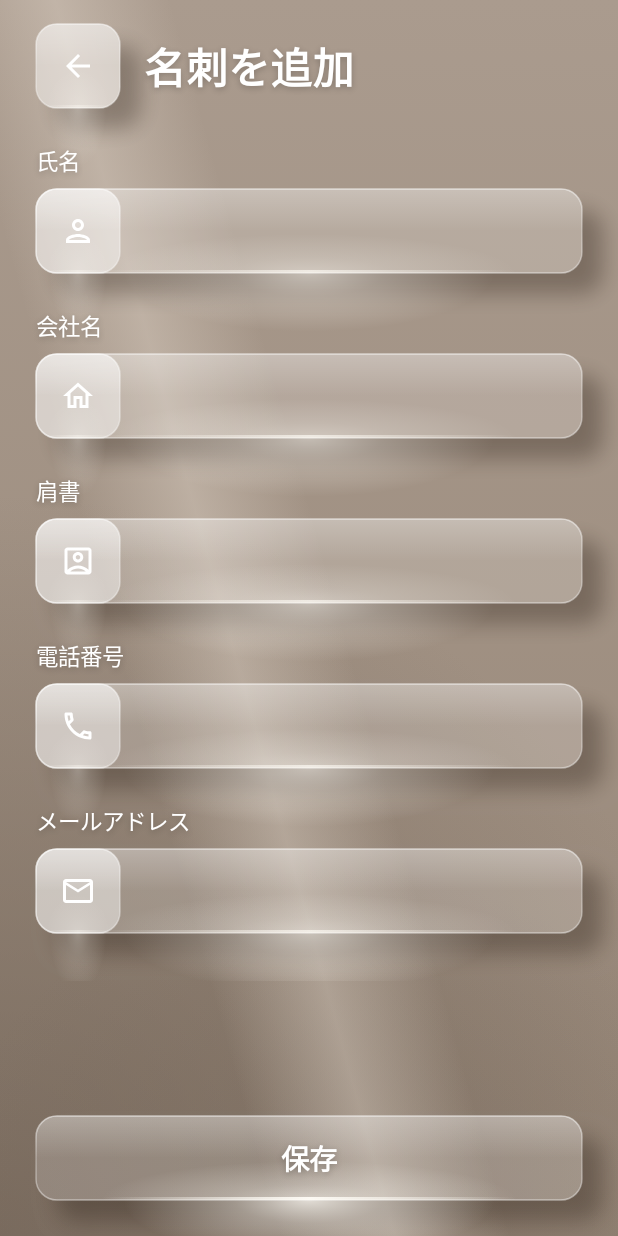
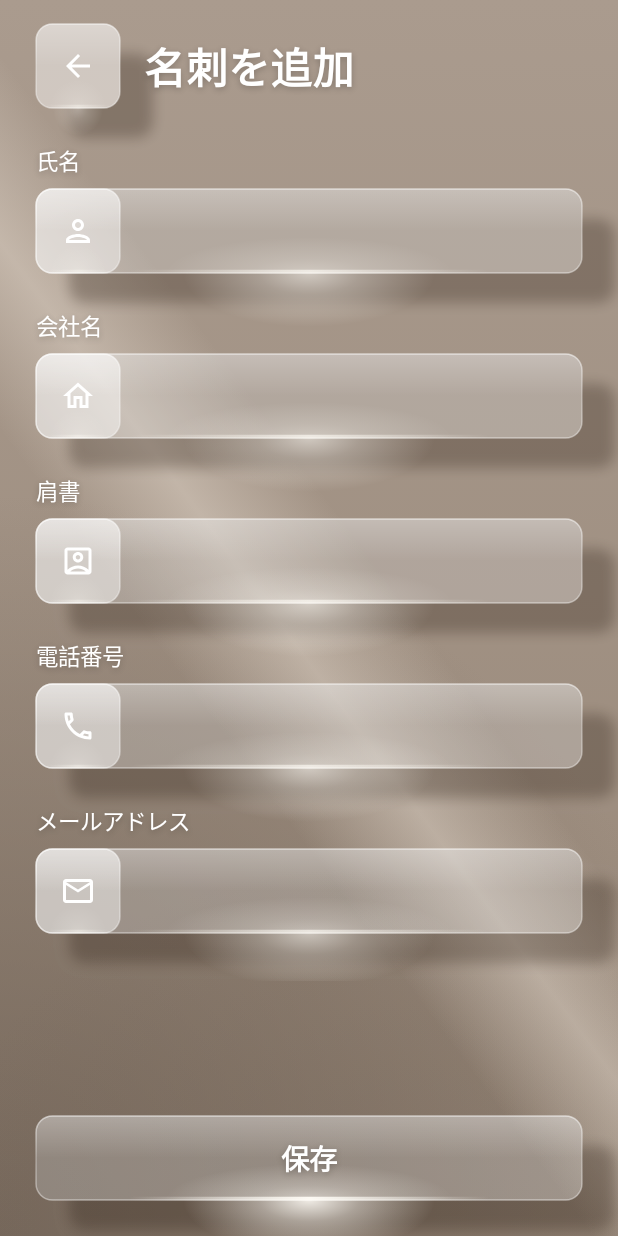
Before and after one commit to amgm-masamune/profile-app-android-claude-mobile, an Android app built with Jetpack Compose: the screen it shows after launch (MainActivity), after a tap on "名刺を追加", on a phone screen of 412 x 824 dp. Run offline under Robolectric (Android 15) with nearby library versions, the phone set to English and light mode, and no system bars; our stand-ins replace Dagger/Hilt's generated code, Room's generated code.

```diff
--- a/app/src/main/java/com/example/businesscard/ui/component/ComponentPreviews.kt
+++ b/app/src/main/java/com/example/businesscard/ui/component/ComponentPreviews.kt
@@ -119,7 +119,7 @@ private fun CatalogRow(
 ) {
     Row(
         modifier = Modifier.fillMaxWidth(),
-        horizontalArrangement = Arrangement.spacedBy(28.dp),
+        horizontalArrangement = Arrangement.spacedBy(32.dp),
     ) {
         Box(Modifier.weight(1f)) { left() }
         Box(Modifier.weight(1f)) { right() }
--- a/app/src/main/java/com/example/businesscard/ui/component/GlassControls.kt
+++ b/app/src/main/java/com/example/businesscard/ui/component/GlassControls.kt
@@ -25,7 +25,6 @@ import androidx.compose.runtime.remember
 import androidx.compose.ui.Alignment
 import androidx.compose.ui.Modifier
 import androidx.compose.ui.draw.clip
-import androidx.compose.ui.graphics.Color
 import androidx.compose.ui.graphics.SolidColor
 import androidx.compose.ui.graphics.vector.ImageVector
 import androidx.compose.ui.semantics.Role
@@ -114,7 +113,9 @@ fun GlassButton(
 
 /**
  * 四角いアイコンボタン(見本の「Icon button」の明るいタイル)。
- * `primary = true` のときは主ボタンと同じだけ強く光る。
+ *  - Secondary(既定): 明るいタイル。戻るなど
+ *  - Primary: 明るいタイル + 主ボタンと同じ強い光。編集など、その画面の主操作
+ *  - Danger: 危険色のアイコン。明るいタイルの上では危険色が読めないので、膜はふつうのガラスにする
  */
 @Composable
 fun GlassIconButton(
@@ -122,19 +123,24 @@ fun GlassIconButton(
     icon: ImageVector,
     contentDescription: String,
     modifier: Modifier = Modifier,
-    primary: Boolean = false,
-    tint: Color = SoftGlassTheme.colors.ink,
+    style: GlassButtonStyle = GlassButtonStyle.Secondary,
 ) {
     val c = SoftGlassTheme.colors
     val interaction = remember { MutableInteractionSource() }
     val pressed by interaction.collectIsPressedAsState()
+    val fill = when {
+        style == GlassButtonStyle.Danger -> if (pressed) c.glassPressed else c.glass
+        pressed -> c.glassTile.copy(alpha = 0.6f)
+        else -> c.glassTile
+    }
+    val tint = if (style == GlassButtonStyle.Danger) c.danger else c.ink
     Box(
         modifier = modifier
             .size(SoftGlassSize.iconButton)
             .glassSurface(
                 shape = SoftGlassShapes.control,
-                fill = if (pressed) c.glassTile.copy(alpha = 0.6f) else c.glassTile,
-                glow = if (primary || pressed) GlassGlow.Strong else GlassGlow.Soft,
+                fill = fill,
+                glow = if (style == GlassButtonStyle.Primary || pressed) GlassGlow.Strong else GlassGlow.Soft,
             )
             .clip(SoftGlassShapes.control)
             .clickable(
--- a/app/src/main/java/com/example/businesscard/ui/component/GlassSelection.kt
+++ b/app/src/main/java/com/example/businesscard/ui/component/GlassSelection.kt
@@ -174,11 +174,11 @@ private fun GlassSegmentRow(
             ) {
                 Text(
                     text = option,
-                    style = SoftGlassType.button,
+                    style = SoftGlassType.field,
                     color = if (selected) c.ink else c.inkFaint,
                     maxLines = 1,
                     overflow = TextOverflow.Ellipsis,
-                    modifier = Modifier.padding(horizontal = 8.dp),
+                    modifier = Modifier.padding(horizontal = 4.dp),
                 )
             }
         }
--- a/app/src/main/java/com/example/businesscard/ui/component/SoftGlassSurface.kt
+++ b/app/src/main/java/com/example/businesscard/ui/component/SoftGlassSurface.kt
@@ -64,7 +64,7 @@ enum class GlowEdge { Bottom, Top }
  * すりガラスの部品を描く Modifier。見本の部品は、次の6層でできている。
  *
  * 1. 壁に落ちる影 … 右下にずれた柔らかい影(部品の外側だけに描き、ガラス越しに透けないようにする)
- * 2. 壁に漏れる光 … 光る辺の外側に広がる楕円の光
+ * 2. 壁に漏れる光 … 光る辺の外側に広がる楕円の光(壁から浮いている部品だけ)
  * 3. ガラスの膜   … 白の薄い膜 + 上端のつや
  * 4. 内側の光     … 光る辺の内側にたまる光
  * 5. 縁           … 1dpの白い縁(上が明るい)
@@ -107,10 +107,11 @@ fun Modifier.glassSurface(
 
         val edgeY = if (glowEdge == GlowEdge.Bottom) size.height else 0f
         val glowCenter = Offset(size.width / 2f, edgeY)
-        val outerRadiusX = size.width * 0.34f
-        val outerRadiusY = min(size.height * 0.7f, 40.dp.toPx())
-        val innerRadiusX = size.width * 0.38f
-        val innerRadiusY = min(size.height * 0.5f, 26.dp.toPx())
+        // 光は中央に集まる。名刺のような大きな面でも横に広がりすぎないよう上限を設ける
+        val outerRadiusX = min(size.width * 0.3f, 84.dp.toPx())
+        val outerRadiusY = minOf(size.height * 0.7f, 36.dp.toPx(), outerRadiusX * 1.1f)
+        val innerRadiusX = min(size.width * 0.34f, 96.dp.toPx())
+        val innerRadiusY = minOf(size.height * 0.5f, 24.dp.toPx(), innerRadiusX)
 
         val sheen = Brush.verticalGradient(
             colors = listOf(c.glassSheen, Color.Transparent),
@@ -123,8 +124,9 @@ fun Modifier.glassSurface(
             1f to border.copy(alpha = border.alpha * 0.8f),
         )
         val strokePx = borderWidth.toPx()
-        val lineStart = size.width * 0.12f
-        val lineEnd = size.width * 0.88f
+        val lineHalf = min(size.width * 0.38f, 120.dp.toPx())
+        val lineStart = size.width / 2f - lineHalf
+        val lineEnd = size.width / 2f + lineHalf
         val lineY = if (glowEdge == GlowEdge.Bottom) size.height - strokePx else strokePx
         val edgeLine = Brush.horizontalGradient(
             0f to Color.Transparent,
@@ -141,10 +143,10 @@ fun Modifier.glassSurface(
                     drawIntoCanvas { canvas -> canvas.drawPath(path, shadowPaint) }
                 }
             }
-            // 2. 壁に漏れる光
-            if (strength > 0f) {
+            // 2. 壁に漏れる光(壁から浮いている部品だけ。部品の中のタイルは外に光を漏らさない)
+            if (strength > 0f && castShadow) {
                 clipPath(path, clipOp = ClipOp.Difference) {
-                    drawGlow(glowCenter, outerRadiusX, outerRadiusY, c.glow.copy(alpha = 0.8f * strength))
+                    drawGlow(glowCenter, outerRadiusX, outerRadiusY, c.glow.copy(alpha = 0.9f * strength))
                 }
             }
             // 3. ガラスの膜とつや
@@ -164,7 +166,7 @@ fun Modifier.glassSurface(
                     brush = edgeLine,
                     start = Offset(lineStart, lineY),
                     end = Offset(lineEnd, lineY),
-                    strokeWidth = 2.dp.toPx(),
+                    strokeWidth = 2.5.dp.toPx(),
                     cap = StrokeCap.Round,
                 )
             }
@@ -214,24 +216,25 @@ fun SoftGlassBackground(
                 val h = size.height
                 val base = Brush.verticalGradient(listOf(c.wallTop, c.wallBottom))
 
-                // 光の帯: 左上(w*0.09, 0)から右下(w*0.64, h)へ向かう帯。帯に直交する向きにグラデーションをかける
-                val beamCenter = Offset(w * 0.32f, h * 0.42f)
-                val dirX = 0.55f * w
-                val dirY = h
+                // 光の帯: 左上から右下へ斜めに差し込む帯(見本と同じ約54度。画面の縦横比に関係なく同じ角度)。
+                // 帯に直交する向きにグラデーションをかける
+                val beamCenter = Offset(w * 0.3f, h * 0.4f)
+                val dirX = 1f
+                val dirY = 1.36f
                 val len = sqrt(dirX * dirX + dirY * dirY)
                 val normal = Offset(dirY / len, -dirX / len)
                 val half = min(w, h) * 0.45f
                 val beam = Brush.linearGradient(
                     0f to Color.Transparent,
                     0.3f to Color.Transparent,
-                    0.5f to c.wallLight.copy(alpha = 0.42f),
+                    0.5f to c.wallLight.copy(alpha = 0.5f),
                     0.7f to Color.Transparent,
                     1f to Color.Transparent,
                     start = beamCenter - normal * half,
                     end = beamCenter + normal * half,
                 )
                 val shadeCorner = Brush.radialGradient(
-                    0f to c.wallShade.copy(alpha = 0.7f),
+                    0f to c.wallShade.copy(alpha = 0.8f),
                     1f to Color.Transparent,
                     center = Offset(0f, h),
                     radius = max(w, h) * 0.6f,
--- a/app/src/main/java/com/example/businesscard/ui/detail/DetailScreen.kt
+++ b/app/src/main/java/com/example/businesscard/ui/detail/DetailScreen.kt
@@ -29,6 +29,7 @@ import androidx.lifecycle.compose.collectAsStateWithLifecycle
 import androidx.hilt.navigation.compose.hiltViewModel
 import com.example.businesscard.R
 import com.example.businesscard.ui.component.BusinessCardView
+import com.example.businesscard.ui.component.GlassButtonStyle
 import com.example.businesscard.ui.component.GlassIconButton
 import com.example.businesscard.ui.component.SoftGlassBackground
 import com.example.businesscard.ui.preview.SampleCards
@@ -96,7 +97,7 @@ fun DetailScreen(
                     onClick = onEdit,
                     icon = Icons.Outlined.Edit,
                     contentDescription = stringResource(R.string.edit),
-                    primary = true,
+                    style = GlassButtonStyle.Primary,
                 )
             }
         }
--- a/app/src/main/java/com/example/businesscard/ui/edit/EditScreen.kt
+++ b/app/src/main/java/com/example/businesscard/ui/edit/EditScreen.kt
@@ -34,6 +34,7 @@ import androidx.lifecycle.compose.collectAsStateWithLifecycle
 import androidx.hilt.navigation.compose.hiltViewModel
 import com.example.businesscard.R
 import com.example.businesscard.ui.component.GlassButton
+import com.example.businesscard.ui.component.GlassButtonStyle
 import com.example.businesscard.ui.component.GlassConfirmDialog
 import com.example.businesscard.ui.component.GlassIconButton
 import com.example.businesscard.ui.component.GlassTextField
@@ -41,7 +42,6 @@ import com.example.businesscard.ui.component.SoftGlassScaffold
 import com.example.businesscard.ui.component.SoftGlassTopBar
 import com.example.businesscard.ui.preview.SampleCards
 import com.example.businesscard.ui.theme.BusinessCardTheme
-import com.example.businesscard.ui.theme.SoftGlassTheme
 
 @Composable
 fun EditRoute(
@@ -112,7 +112,7 @@ fun EditScreen(
                         onClick = { showDeleteConfirm = true },
                         icon = Icons.Outlined.Delete,
                         contentDescription = stringResource(R.string.delete),
-                        tint = SoftGlassTheme.colors.danger,
+                        style = GlassButtonStyle.Danger,
                     )
                 }
                 GlassButton(
--- a/app/src/main/java/com/example/businesscard/ui/theme/SoftGlassColors.kt
+++ b/app/src/main/java/com/example/businesscard/ui/theme/SoftGlassColors.kt
@@ -11,7 +11,7 @@ import androidx.compose.ui.graphics.Color
  *
  * 見本(グレージュの壁に、すりガラスの部品が浮いている写真風のUIキット)から色を拾っている。
  *  - 壁: 左上から斜めに光が差し、左下が陰になったグレージュ
- *  - ガラス: 白の薄い膜(18%)。押す・選ぶと白が濃くなる
+ *  - ガラス: 少し青みのある白の薄い膜(24%)。壁の暖色を打ち消して灰色っぽく見せる。押す・選ぶと白が濃くなる
  *  - 光: 部品の下端が白く光り、壁にも光が漏れる
  *  - 影: 右下に落ちる茶色がかった影
  *  - 文字: すべて白
@@ -52,22 +52,22 @@ val GreigeSoftGlassColors = SoftGlassColors(
     wallBottom = Color(0xFF968677),
     wallLight = Color(0xFFE2D7CB),
     wallShade = Color(0xFF6E6054),
-    glass = Color(0x2EFFFFFF),
+    glass = Color(0x3DDCE1E6),
     glassPressed = Color(0x4DFFFFFF),
     glassSelected = Color(0x52FFFFFF),
     glassTile = Color(0x73FFFFFF),
     glassSheen = Color(0x40FFFFFF),
     glassBorder = Color(0x8CFFFFFF),
     focusBorder = Color(0xF2FFFFFF),
-    dialog = Color(0xFFAC9D90),
+    dialog = Color(0xFFB0A59B),
     glow = Color(0xFFFFFCF6),
-    castShadow = Color(0x55281C12),
+    castShadow = Color(0x4A281C12),
     thumbTop = Color(0xFFF7F4F0),
     thumbBottom = Color(0xFFDAD5CF),
     ink = Color(0xFFFFFFFF),
     inkMuted = Color(0xC7FFFFFF),
     inkFaint = Color(0x99FFFFFF),
-    danger = Color(0xFFFFC7BD),
+    danger = Color(0xFFFFB8AB),
 )
 
 val LocalSoftGlassColors = staticCompositionLocalOf { GreigeSoftGlassColors }
--- a/app/src/main/java/com/example/businesscard/ui/theme/SoftGlassShapes.kt
+++ b/app/src/main/java/com/example/businesscard/ui/theme/SoftGlassShapes.kt
@@ -6,20 +6,20 @@ import androidx.compose.ui.unit.dp
 
 /**
  * 角丸トークン。見本の部品は「pillではなく、控えめな角丸の長方形」。
- * 高さに対して約1/4の角丸(56dpの部品なら14dp)にしている。
+ * 見本の比率(高さの約1/5)に合わせ、56dpの部品なら11dpにしている。
  */
 object SoftGlassShapes {
     /** ボタン・入力欄・ドロップダウン・タブの外枠 */
-    val control = RoundedCornerShape(14.dp)
+    val control = RoundedCornerShape(11.dp)
 
     /** 部品の中のタイル(アイコンの四角、選択中のタブ) */
-    val tile = RoundedCornerShape(12.dp)
+    val tile = RoundedCornerShape(9.dp)
 
     /** 名刺 */
-    val card = RoundedCornerShape(22.dp)
+    val card = RoundedCornerShape(20.dp)
 
     /** ダイアログ */
-    val dialog = RoundedCornerShape(26.dp)
+    val dialog = RoundedCornerShape(22.dp)
 
     /** トグル(スイッチ)だけは完全な丸み */
     val pill = RoundedCornerShape(percent = 50)
@@ -41,11 +41,12 @@ object SoftGlassSize {
 /**
  * 光と影のトークン。見本は「左上から光が当たり、壁から少し離れて浮いている」。
  * 影は大きさに関係なく同じだけ右下にずれる(どの部品も壁から同じ距離に浮いているため)。
+ * 見本の影は「ぼけた影」ではなく「縁だけ柔らかい板状の影」なので、ずれを大きく、ぼかしを小さくしている。
  */
 object SoftGlassLight {
-    val shadowOffsetX = 14.dp
-    val shadowOffsetY = 14.dp
-    val shadowBlur = 12.dp
+    val shadowOffsetX = 22.dp
+    val shadowOffsetY = 20.dp
+    val shadowBlur = 7.dp
 }
 
 /** 余白トークン(4dpグリッド)。 */
```
Also changed, not shown: 1 other file.
